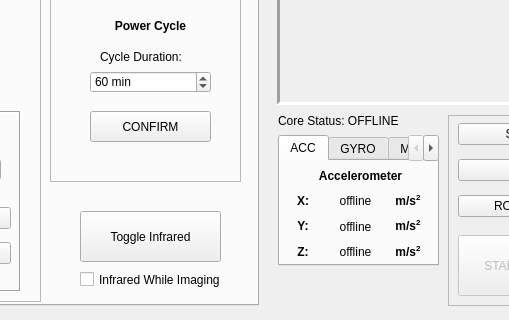
Before: the Qt Designer form _ui/Clinostat.ui in CoCl-Jerry/SciSpin_Max_Dev, drawn with Qt 5; both pictures show x 382 to 891 and y 255 to 575 of the 1024 by 575 pixel window.
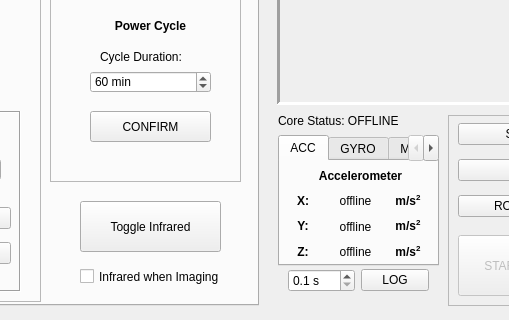
After: the same form once the commit is applied. The open tabs and pages were chosen to show the change. Icons and pictures are not drawn.

```diff
--- a/_ui/Clinostat.ui
+++ b/_ui/Clinostat.ui
@@ -506,7 +506,7 @@
       <property name="geometry">
        <rect>
         <x>450</x>
-        <y>430</y>
+        <y>420</y>
         <width>141</width>
         <height>51</height>
        </rect>
@@ -519,13 +519,13 @@
       <property name="geometry">
        <rect>
         <x>450</x>
-        <y>490</y>
-        <width>151</width>
-        <height>17</height>
+        <y>480</y>
+        <width>141</width>
+        <height>31</height>
        </rect>
       </property>
       <property name="text">
-       <string>Infrared While Imaging</string>
+       <string>Infrared when Imaging</string>
       </property>
      </widget>
     </widget>
@@ -1994,6 +1994,38 @@
      </property>
     </widget>
    </widget>
+   <widget class="QWidget" name="horizontalLayoutWidget_5">
+    <property name="geometry">
+     <rect>
+      <x>670</x>
+      <y>520</y>
+      <width>141</width>
+      <height>31</height>
+     </rect>
+    </property>
+    <layout class="QHBoxLayout" name="horizontalLayout_6">
+     <item>
+      <widget class="QDoubleSpinBox" name="log_doubleSpinBox">
+       <property name="suffix">
+        <string> s</string>
+       </property>
+       <property name="decimals">
+        <number>1</number>
+       </property>
+       <property name="minimum">
+        <double>0.100000000000000</double>
+       </property>
+      </widget>
+     </item>
+     <item>
+      <widget class="QPushButton" name="log_pushButton">
+       <property name="text">
+        <string>LOG</string>
+       </property>
+      </widget>
+     </item>
+    </layout>
+   </widget>
   </widget>
   <action name="actionOpen_Directory">
    <property name="enabled">
```
Left out of the diff: 16 changed lines with no effect on the pictures.
